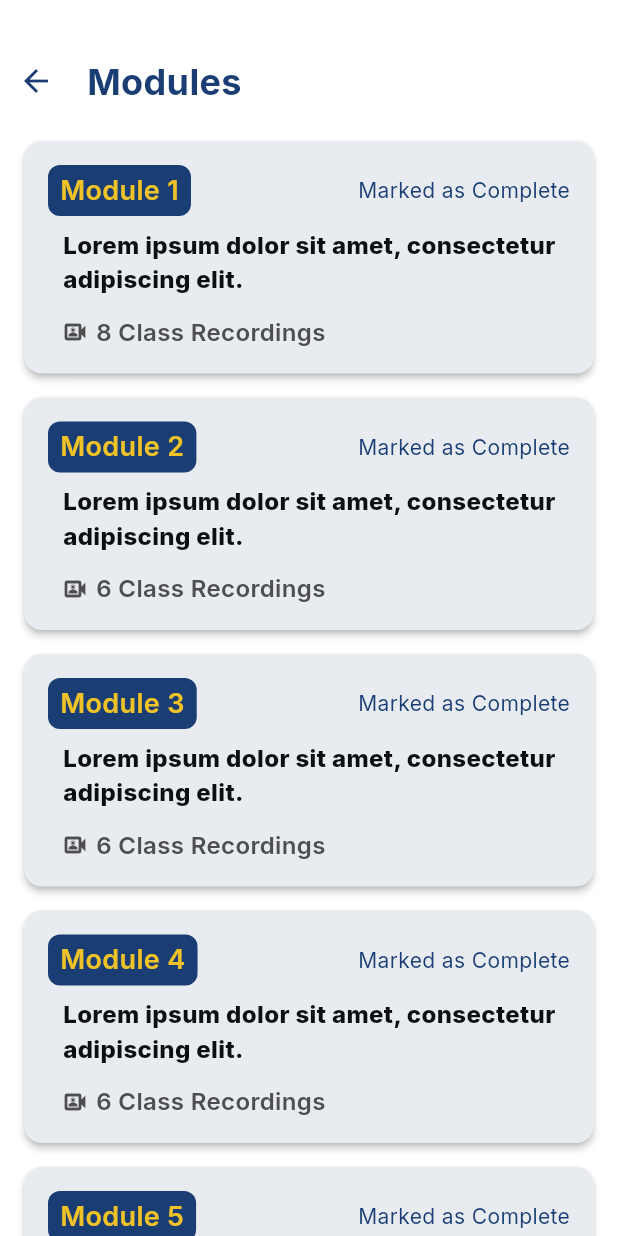
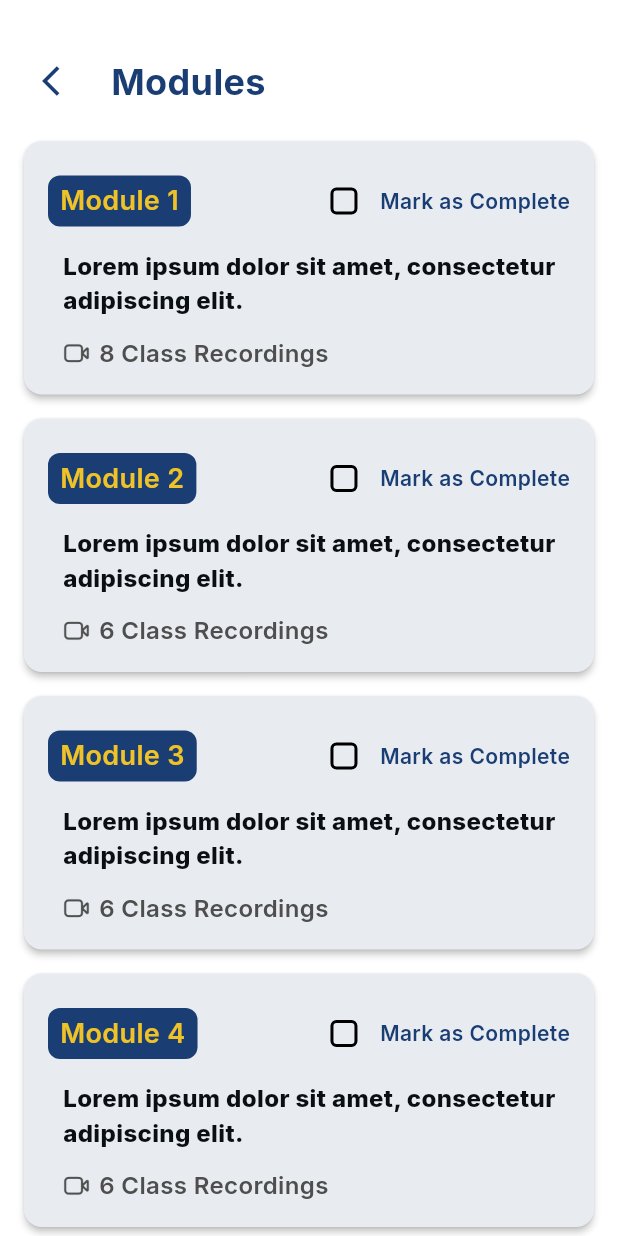
Before and after one commit to Sristy72/legendary-trading-academy, a Flutter app: the screen it shows after launch, after a tap on "Modules", on a phone screen of 412 x 824 dp. Run offline on Flutter 3.47's test engine with Material 3 defaults, Android fonts, the phone set to English and light mode, and no system bars; our stand-ins replace get, google_fonts, image_picker; missing offline and left inert: flutx_core.

Commit message:
add check box for module mark as complete

```diff
--- a/lib/features/course_content/presentation/screens/module_details_screen.dart
+++ b/lib/features/course_content/presentation/screens/module_details_screen.dart
@@ -10,15 +10,18 @@ class ModulesDetailsScreen extends StatelessWidget {
   Widget build(BuildContext context) {
     final ModulesDetailsController controller = Get.put(ModulesDetailsController());
 
-    return Scaffold(
+    return SafeArea(
+      child: Scaffold(
         backgroundColor: Colors.white,
         body: Column(
           children: [
             const SizedBox(height: 30,),
-          Row(
+            Padding(
+              padding: const EdgeInsets.only(left: 16.0),
+              child: Row(
                 children: [
                   IconButton(
-                icon: const Icon(Icons.arrow_back),
+                    icon: const Icon(Icons.arrow_back_ios),
                     onPressed: () => Get.back(),
                     color: Color(0xff1A3E74),
                   ),
@@ -33,6 +36,7 @@ class ModulesDetailsScreen extends StatelessWidget {
                   ),
                 ],
               ),
+            ),
             Expanded(
               child: Obx(() => ListView.builder(
                 padding: const EdgeInsets.all(16),
@@ -45,6 +49,7 @@ class ModulesDetailsScreen extends StatelessWidget {
             ),
           ],
         ),
+      ),
     );
   }
 }
--- a/lib/features/course_content/presentation/screens/module_screen.dart
+++ b/lib/features/course_content/presentation/screens/module_screen.dart
@@ -23,7 +23,7 @@ class ModuleScreen extends StatelessWidget {
               Row(
                 children: [
                   const SizedBox(height: 18),
-                  const Icon(Icons.arrow_back, color: Colors.black,),
+                  const Icon(Icons.arrow_back_ios, color: Colors.black,),
                   const SizedBox( width: 16,),
                   const Text(
                     'Technical Analysis Mastery',
--- a/lib/features/course_content/presentation/widgets/module_details_card_widget.dart
+++ b/lib/features/course_content/presentation/widgets/module_details_card_widget.dart
@@ -1,7 +1,11 @@
 import 'package:flutter/material.dart';
 import '../../controllers/module_details_controller.dart';
 
-Widget buildModuleCard(Module module, int index, ModulesDetailsController controller) {
+Widget buildModuleCard(
+  Module module,
+  int index,
+  ModulesDetailsController controller,
+) {
   return Card(
     margin: const EdgeInsets.only(bottom: 16),
     elevation: 2,
@@ -16,7 +20,7 @@ Widget buildModuleCard(Module module, int index, ModulesDetailsController contro
             mainAxisAlignment: MainAxisAlignment.spaceBetween,
             children: [
               Container(
-                padding: EdgeInsets.symmetric(horizontal: 8,vertical: 4),
+                padding: EdgeInsets.symmetric(horizontal: 8, vertical: 4),
                 decoration: BoxDecoration(
                   color: Color(0XFF1A3E74),
                   borderRadius: BorderRadius.circular(8),
@@ -32,11 +36,28 @@ Widget buildModuleCard(Module module, int index, ModulesDetailsController contro
               ),
               Row(
                 children: [
-                  Text("Marked as Complete",style: TextStyle(
-                    color: Color(0XFF1A3E74)
-                  ),)
-                  ]
-              )
+                  // Functional checkbox
+                  Checkbox(
+                    value: module.isCompleted,
+                    onChanged: (value) {
+                      controller.toggleModuleCompletion(index);
+                    },
+                    activeColor: Color(0XFF1A3E74),
+                    checkColor: Colors.white,
+                    shape: RoundedRectangleBorder(
+                      borderRadius: BorderRadius.circular(4),
+                    ),
+                  ),
+                  // const SizedBox(width: 8),
+                  Text(
+                    "Mark as Complete",
+                    style: TextStyle(
+                      color: Color(0XFF1A3E74),
+                      fontWeight: FontWeight.w600,
+                    ),
+                  ),
+                ],
+              ),
             ],
           ),
           const SizedBox(height: 8),
@@ -58,11 +79,12 @@ Widget buildModuleCard(Module module, int index, ModulesDetailsController contro
             padding: const EdgeInsets.only(left: 10),
             child: Row(
               children: [
-                Icon(
-                  Icons.video_camera_front_outlined,
-                  size: 16,
-                  fontWeight: FontWeight.w600,
-                  color: Color(0xff4E4E4E),
+                Container(
+                  child: Image(
+                    image: AssetImage("assets/icons/video-recorder.png"),
+                    width: 18,
+                    height: 18,
+                  ),
                 ),
                 const SizedBox(width: 6),
                 Text(
```
Also changed, not shown: assets/icons/video-recorder.png (added), assets/images/stock-market-forex-trading-graph 1 2.png (added), assets/images/stock-market-forex-trading-graph 1.png (added), lib/features/calender/presentation/screens/calender_screen.dart (added). Lines whose indentation alone changed are shown as unchanged.
